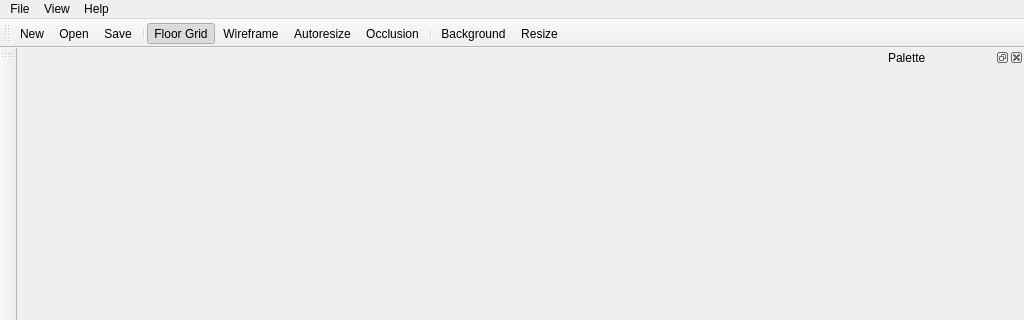
Qt form src/mainwindow.ui (grking/zoxel) before a commit; both pictures show x 0 to 1024 and y 0 to 320 of the 1024 by 679 pixel window.
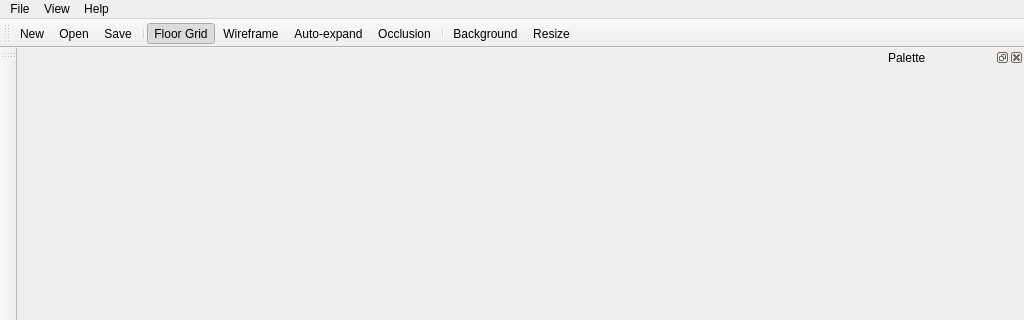
The same form after that commit. Icons and pictures are not drawn.

Commit message: Change some icons and terminology on the UI toolbar.

Patch:
```diff
--- a/src/mainwindow.ui
+++ b/src/mainwindow.ui
@@ -232,7 +232,7 @@
      <normaloff>:/images/gfx/icons/ruler-triangle.png</normaloff>:/images/gfx/icons/ruler-triangle.png</iconset>
    </property>
    <property name="text">
-    <string>Autoresize</string>
+    <string>Auto-expand</string>
    </property>
    <property name="toolTip">
     <string>Auto-resize model.</string>
```
Left out of the diff: 8 changed lines with no effect on the pictures.
